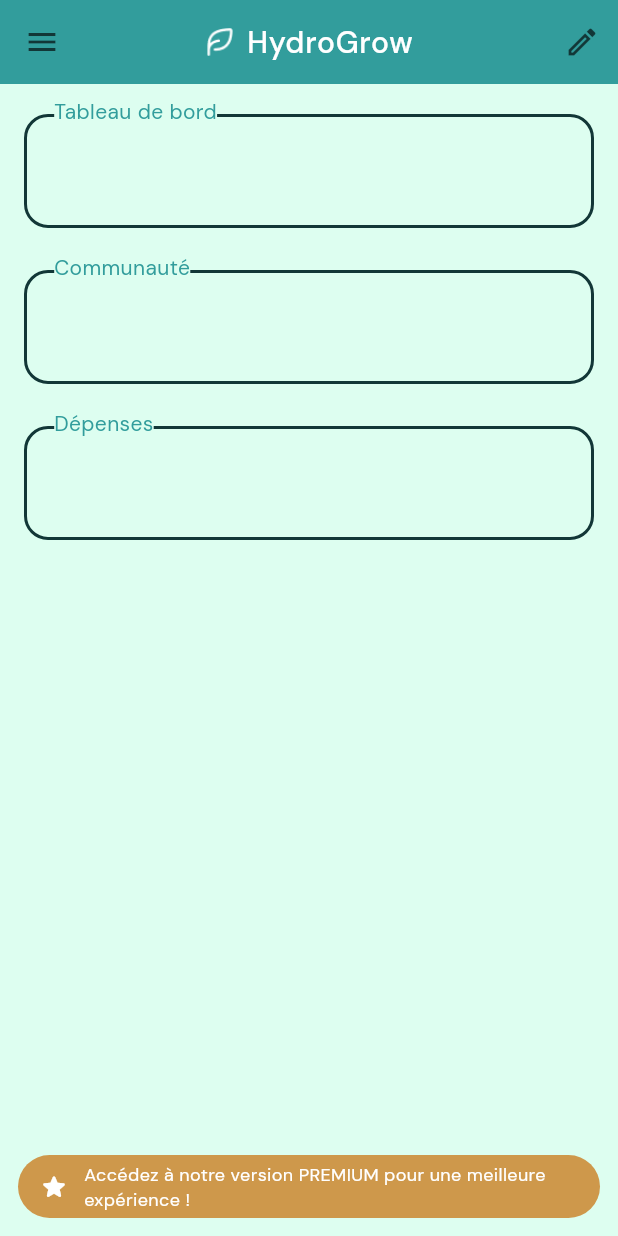
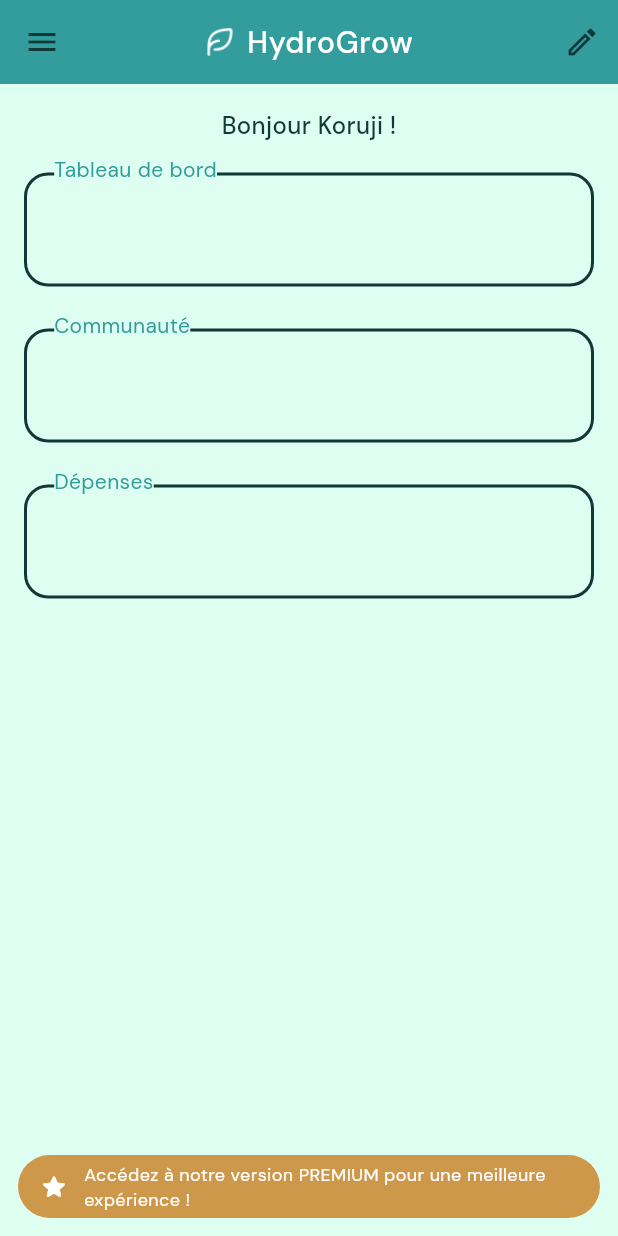
Before and after one commit to Koruji/Hydrogrow_mobileapp, a Flutter app: the screen it shows after launch, on a phone screen of 412 x 824 dp. Run offline on Flutter 3.47's test engine with Material 3 defaults, Android fonts, the phone set to English and light mode, and no system bars; our stand-ins replace dio, flutter_dotenv, shared_preferences.

Commit message:
feat: update dashboard page with welcome message and improved text styling

```diff
--- a/lib/core/theme/themes.dart
+++ b/lib/core/theme/themes.dart
@@ -47,9 +47,9 @@ class AppTheme {
         fontSize: 36,
       ),
       labelMedium: TextStyle(
-        color: Colors.white,
-        fontWeight: FontWeight.w400,
-        fontSize: 14,
+        color: AppColors.textPrimary,
+        fontWeight: FontWeight.w500,
+        fontSize: 36,
       ),
       labelSmall: TextStyle(
         color: Colors.grey,
--- a/lib/presentation/screens/dashboard/dashboard_page.dart
+++ b/lib/presentation/screens/dashboard/dashboard_page.dart
@@ -56,6 +56,17 @@ class _DashboardPageState extends State<DashboardPage> {
       ),
       body: Column(
         children: [
+          Padding(
+            padding: EdgeInsets.only(top: 16),
+            child: Text(
+              '${translate.dashboard_welcome} Koruji !',
+              style: TextStyle(
+                color: AppColors.textPrimary,
+                fontSize: 16,
+                fontWeight: FontWeight.w500,
+              ),
+            ),
+          ),
           if (isEditMode)
             AlertMessage(
               icon: Icons.warning_amber_rounded,
```
